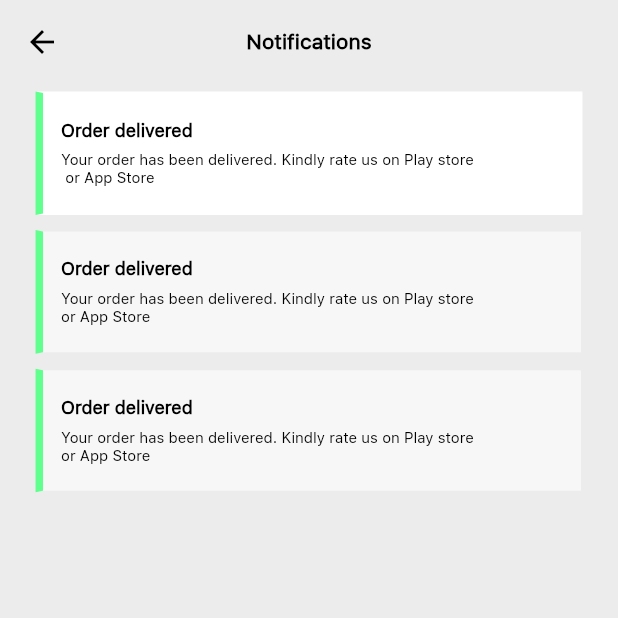
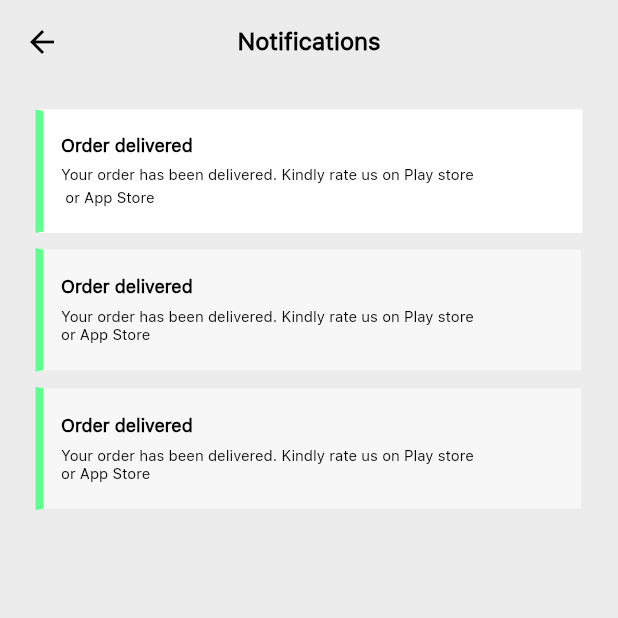
Before and after one commit to jyothir10/eatplek_admin, a Flutter app: the NotificationScreen screen opened by its route, on a phone screen of 412 x 824 dp, the top half of it. Run offline on Flutter 3.47's test engine with Material 2 defaults, Android fonts, the phone set to English and light mode, and no system bars; our stand-ins replace easy_splash_screen, numberpicker.

Commit message:
notification

```diff
--- a/lib/Screens/NotificationScreen.dart
+++ b/lib/Screens/NotificationScreen.dart
@@ -11,14 +11,13 @@ class NotificationScreen extends StatefulWidget {
 class _NotificationScreenState extends State<NotificationScreen> {
   @override
   Widget build(BuildContext context) {
-    return SafeArea(
-      child: Scaffold(
+    return Scaffold(
       appBar: AppBar(
         elevation: 0,
         backgroundColor: Color(0xffececec),
         centerTitle: true,
         leading: InkWell(
-            onTap: (){
+          onTap: () {
             Navigator.pop(context);
           },
           child: const Icon(
@@ -32,7 +31,7 @@ class _NotificationScreenState extends State<NotificationScreen> {
                 fontWeight: FontWeight.w600,
                 fontFamily: "SFUIText",
                 fontStyle: FontStyle.normal,
-                  fontSize: 14.0),
+                fontSize: 16.0),
             textAlign: TextAlign.left),
       ),
       body: Center(
@@ -40,6 +39,10 @@ class _NotificationScreenState extends State<NotificationScreen> {
           color: Color(0xffececec),
           height: MediaQuery.of(context).size.height,
           width: MediaQuery.of(context).size.width,
+          child: SafeArea(
+            child: SingleChildScrollView(
+              child: Padding(
+                padding: const EdgeInsets.only(top: 12),
                 child: Column(
                   children: [
                     Padding(
@@ -55,7 +58,8 @@ class _NotificationScreenState extends State<NotificationScreen> {
                             ),
                             bottom: BorderSide(color: Colors.white),
                             right: BorderSide(color: Colors.white),
-                        left: BorderSide(color: Color(0xff61ff8d), width: 5),
+                            left:
+                                BorderSide(color: Color(0xff61ff8d), width: 5),
                           ),
                         ),
                         child: Card(
@@ -86,7 +90,8 @@ class _NotificationScreenState extends State<NotificationScreen> {
                                         fontWeight: FontWeight.w400,
                                         fontFamily: "SFUIText",
                                         fontStyle: FontStyle.normal,
-                                    fontSize: 10.0),
+                                        fontSize: 10.0,
+                                        height: 1.5),
                                     textAlign: TextAlign.left)
                               ],
                             ),
@@ -102,12 +107,11 @@ class _NotificationScreenState extends State<NotificationScreen> {
                         decoration: const BoxDecoration(
                           color: Color(0xffF7F7F7),
                           border: Border(
-                        top: BorderSide(
-                            color: Color(0xffececec)
-                        ),
+                            top: BorderSide(color: Color(0xffececec)),
                             bottom: BorderSide(color: Color(0xffececec)),
                             right: BorderSide(color: Color(0xffececec)),
-                        left: BorderSide(color: Color(0xff61ff8d), width: 5),
+                            left:
+                                BorderSide(color: Color(0xff61ff8d), width: 5),
                           ),
                         ),
                         child: Card(
@@ -155,12 +159,11 @@ class _NotificationScreenState extends State<NotificationScreen> {
                         decoration: const BoxDecoration(
                           color: Color(0xffF7F7F7),
                           border: Border(
-                        top: BorderSide(
-                            color: Color(0xffececec)
-                        ),
+                            top: BorderSide(color: Color(0xffececec)),
                             bottom: BorderSide(color: Color(0xffececec)),
                             right: BorderSide(color: Color(0xffececec)),
-                        left: BorderSide(color: Color(0xff61ff8d), width: 5),
+                            left:
+                                BorderSide(color: Color(0xff61ff8d), width: 5),
                           ),
                         ),
                         child: Card(
@@ -205,6 +208,8 @@ class _NotificationScreenState extends State<NotificationScreen> {
               ),
             ),
           ),
+        ),
+      ),
     );
   }
 }
--- a/lib/main.dart
+++ b/lib/main.dart
@@ -26,7 +26,7 @@ class MyApp extends StatelessWidget {
     ]);
     return MaterialApp(
         debugShowCheckedModeBanner: false,
-        initialRoute: MenuChangeScreen.id,
+        initialRoute: NotificationScreen.id,
         routes: {
           OnboardingScreen.id: (context) => OnboardingScreen(),
           LoginScreen.id: (context) => LoginScreen(),
```
Lines whose indentation alone changed are shown as unchanged.
